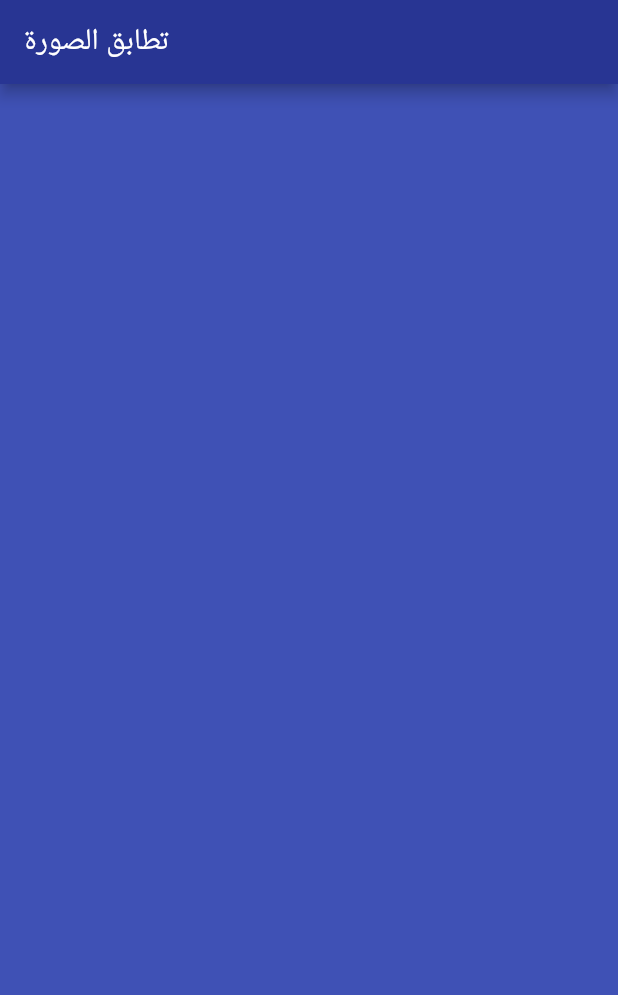
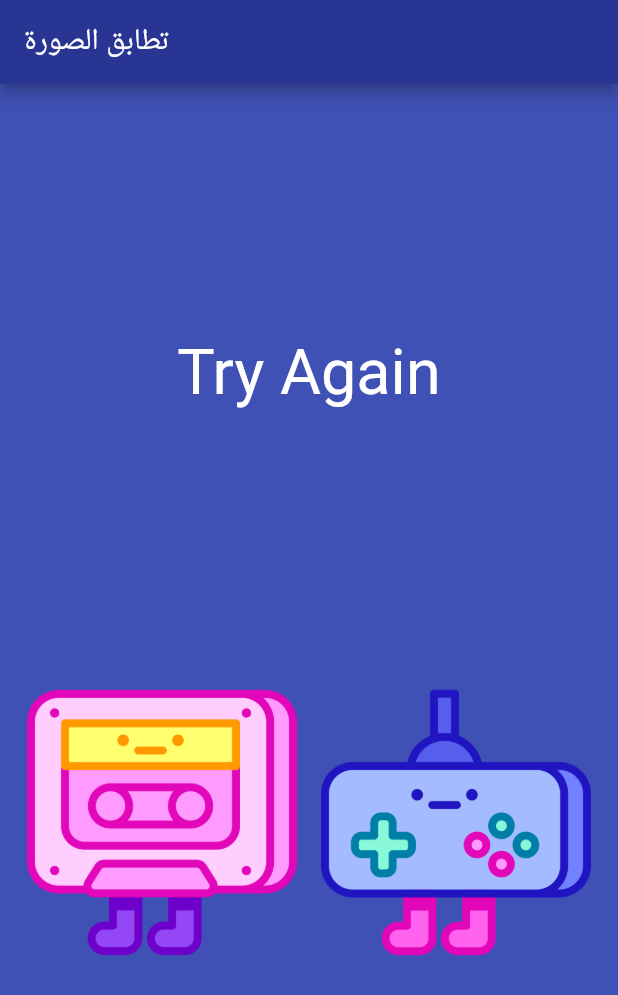
Before and after one commit to MohannadTbakhi/contact, a Flutter app: the screen it shows after launch, on a phone screen of 412 x 824 dp. Shown: the top 995 px of the screen. Run offline on Flutter 3.47's test engine with Material 2 defaults, Android fonts, the phone set to English and light mode, and no system bars.

Commit message:
second comment

```diff
--- a/lib/main.dart
+++ b/lib/main.dart
@@ -1,3 +1,5 @@
+import 'dart:math';
+
 import 'package:flutter/material.dart';
 
 void main() {
@@ -14,11 +16,63 @@ void main() {
   ));
 }
 
-class ImagePage extends StatelessWidget {
+class ImagePage extends StatefulWidget {
   const ImagePage({Key? key}) : super(key: key);
 
   @override
+  State<ImagePage> createState() => _ImagePageState();
+}
+
+class _ImagePageState extends State<ImagePage> {
+  int leftImageNumber = 1;
+
+  int rightImageNumber = 2;
+
+  void changeImage(){
+    leftImageNumber = Random().nextInt(8) + 1;
+    rightImageNumber = Random().nextInt(8) + 1;
+  };
+
+  @override
   Widget build(BuildContext context) {
-    return Container();
+    return Column(
+      mainAxisAlignment: MainAxisAlignment.spaceEvenly,
+      children: [
+        Text(
+          leftImageNumber == rightImageNumber ? "You Won" : "Try Again",
+          style: TextStyle(
+            fontSize: 42,
+            color: Colors.white,
+          ),
+        ),
+        Padding(
+          padding: const EdgeInsets.all(10.0),
+          child: Row(
+            children: [
+              Expanded(
+                  child: TextButton(
+                      onPressed: () {
+                        setState(() {
+                          changeImage();
+                        });
+                      },
+                      child: Image.asset('images/image-$leftImageNumber.png'))),
+              Expanded(
+                child: TextButton(
+                  onPressed: () {
+                    setState(() {
+                      changeImage();
+                    });
+                  },
+                  child: Image(
+                    image: AssetImage("images/image-$rightImageNumber.png"),
+                  ),
+                ),
+              ),
+            ],
+          ),
+        )
+      ],
+    );
   }
 }
--- a/pubspec.yaml
+++ b/pubspec.yaml
@@ -58,9 +58,8 @@ flutter:
   uses-material-design: true
 
   # To add assets to your application, add an assets section, like this:
-  # assets:
-  #   - images/a_dot_burr.jpeg
-  #   - images/a_dot_ham.jpeg
+  assets:
+    - images/
 
   # An image asset can refer to one or more resolution-specific "variants", see
   # https://flutter.dev/assets-and-images/#resolution-aware
```
Also changed, not shown: 1 other file.
